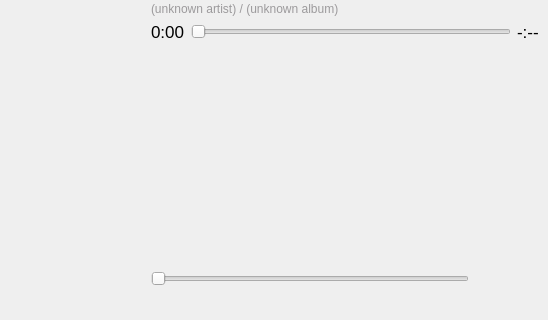
This is radionowplayingwindow.ui in gidzzz/openmediaplayer as Qt 5 draws it before an edit; both pictures show x 252 to 800 and y 140 to 460 of the 800 by 460 pixel window. The edited form follows.
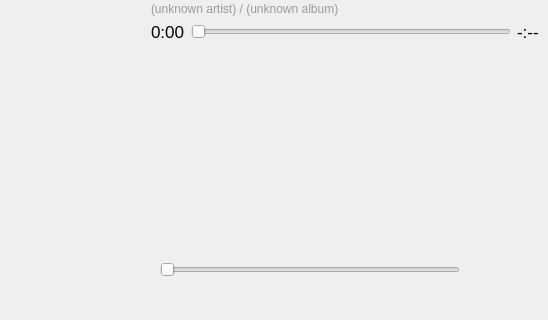
This is the edited form. Icons and pictures are not drawn.

Commit message: Fix segfault on exit

What changed in the file:
```diff
--- a/radionowplayingwindow.ui
+++ b/radionowplayingwindow.ui
@@ -366,10 +366,7 @@
           <verstretch>0</verstretch>
          </sizepolicy>
         </property>
-        <layout class="QHBoxLayout" name="volumeLayout">
-         <property name="margin">
-          <number>0</number>
-         </property>
+        <layout class="QHBoxLayout" name="horizontalLayout_4">
          <item>
           <widget class="QSlider" name="volumeSlider">
            <property name="maximum">
```
Left out of the diff: 14 changed lines with no effect on the pictures. Lines whose indentation alone changed are shown as unchanged. The commit also changes 1 other file.
